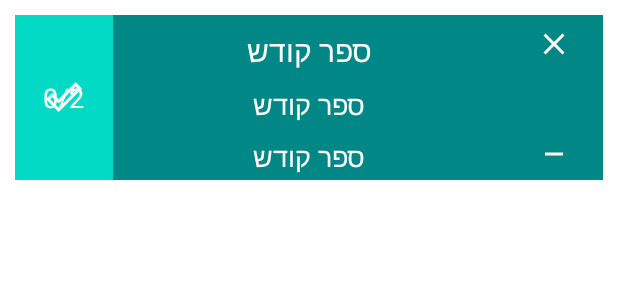
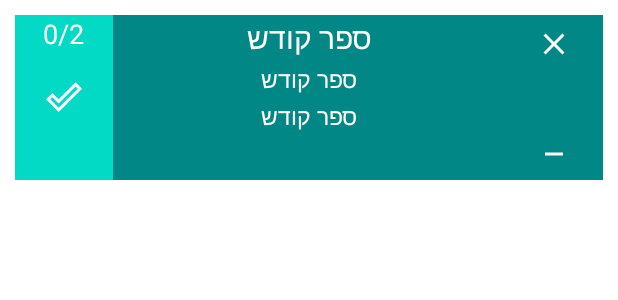
Before and after one commit to adavidd/scanner, an Android app: the layout order_item.xml on its own in the app's theme, with its tools: preview values and no code run, on a phone screen of 412 x 824 dp. Shown: the top 300 px of the screen. Run offline under Robolectric (Android 15) with nearby library versions, the phone set to English and light mode, and no system bars; network calls fail.

Commit message:
added more fields on order item and few more fixes

```diff
--- a/app/src/main/java/co/il/scanner/OrderAdapter.java
+++ b/app/src/main/java/co/il/scanner/OrderAdapter.java
@@ -61,12 +61,12 @@ public class OrderAdapter extends RecyclerView.Adapter<OrderAdapter.ViewHolder>
 
         holder.mItemCount.setText(itemCollectedQuantity + "/" + itemOrderQuantity);
 
-        if (itemCollectedQuantity == itemOrderQuantity) {
-            holder.mItemCount.setVisibility(View.GONE);
+        if (itemCollectedQuantity >= itemOrderQuantity) {
+//            holder.mItemCount.setVisibility(View.GONE);
             holder.mItemDone.setVisibility(View.VISIBLE);
         } else {
 
-            holder.mItemCount.setVisibility(View.VISIBLE);
+//            holder.mItemCount.setVisibility(View.VISIBLE);
             holder.mItemDone.setVisibility(View.GONE);
         }
 
--- a/app/src/main/res/layout/my_orders_item.xml
+++ b/app/src/main/res/layout/my_orders_item.xml
@@ -11,11 +11,10 @@
         android:id="@+id/MOI_text"
         android:layout_width="wrap_content"
         android:layout_height="wrap_content"
+        android:layout_centerInParent="true"
         android:layout_gravity="center"
-        android:layout_centerInParent="true"
         android:gravity="center"
-        android:textSize="20sp"/>
-
+        android:textSize="20sp" />
 
     <View
         android:layout_width="match_parent"
--- a/app/src/main/res/layout/order_item.xml
+++ b/app/src/main/res/layout/order_item.xml
@@ -18,10 +18,11 @@
             android:id="@+id/OI_text_count_TV"
             android:layout_width="wrap_content"
             android:layout_height="wrap_content"
+            android:layout_centerInParent="false"
+            android:layout_centerHorizontal="true"
+            android:textColor="@color/white"
             android:textSize="18sp"
-            android:layout_centerInParent="true"
-            android:textColor="@color/white"
-            tools:text="0/2"/>
+            tools:text="0/2" />
 
 
         <ImageView
@@ -49,7 +50,7 @@
             android:layout_alignParentTop="true"
             android:layout_centerHorizontal="true"
             android:layout_gravity="top"
-            android:layout_marginTop="10dp"
+            android:layout_marginTop="1dp"
             android:gravity="center"
             android:textColor="#FFFFFF"
             android:textSize="20sp"
@@ -61,12 +62,12 @@
             android:layout_height="wrap_content"
             android:layout_below="@+id/OI_item_name_TV"
             android:layout_gravity="center"
-            android:layout_marginTop="10dp"
+            android:layout_marginTop="3dp"
             android:gravity="center"
 
 
             android:textColor="#FFFFFF"
-            android:textSize="18sp"
+            android:textSize="15sp"
             tools:text="ספר קודש" />
         <TextView
             android:id="@+id/OI_item_description_TV"
@@ -74,12 +75,12 @@
             android:layout_height="wrap_content"
             android:layout_below="@+id/OI_item_code_TV"
             android:layout_gravity="center"
-            android:layout_marginTop="10dp"
+            android:layout_marginTop="3dp"
             android:gravity="center"
 
 
             android:textColor="#FFFFFF"
-            android:textSize="18sp"
+            android:textSize="15sp"
             tools:text="ספר קודש" />
 
     </RelativeLayout>
```
